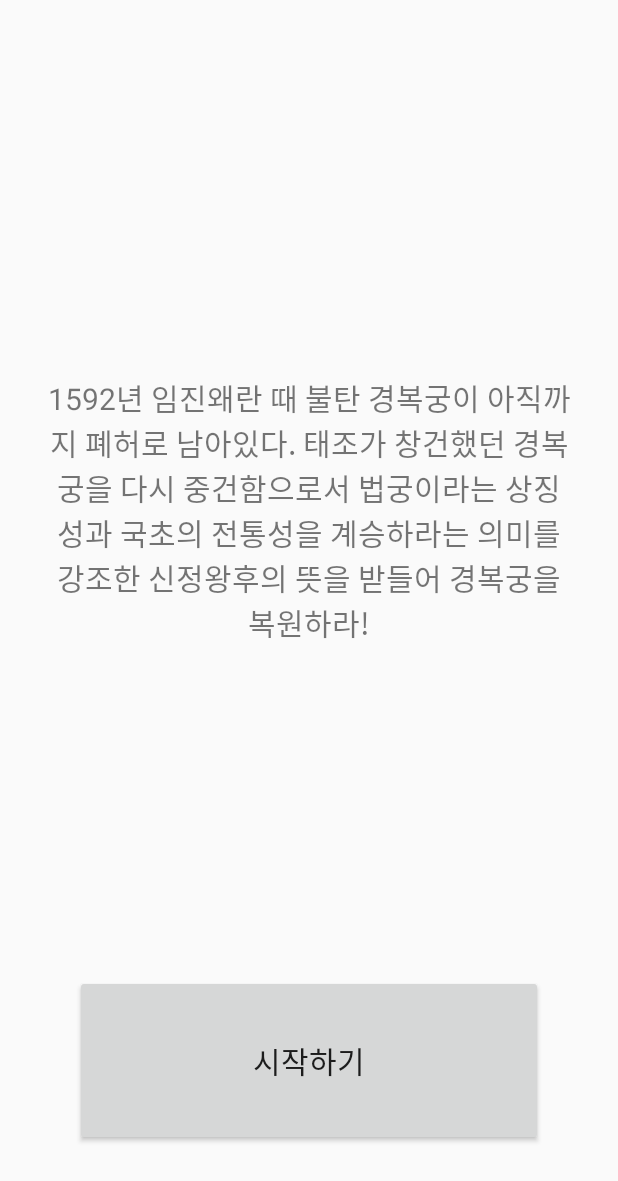
After one commit to DuFong/Gyeongbokgung, an Android app: the layout activity_prologue3.xml on its own in the app's theme, with its tools: preview values and no code run, on a phone screen of 412 x 824 dp. The commit adds this screen. Shown: the top 1181 px of the screen. Run offline under Robolectric (Android 15) with nearby library versions, the light colour scheme and no system bars.

Commit message:
[add] Prologue1+2+3

```diff
--- a/app/src/main/java/gyeongbokgung/kbsccoding/com/gyeongbokgung/LoginActivity.java
+++ b/app/src/main/java/gyeongbokgung/kbsccoding/com/gyeongbokgung/LoginActivity.java
@@ -303,7 +303,7 @@ public class LoginActivity extends AppCompatActivity {
 
     public void onLoginSuccess() {
         mLogin.setEnabled(true);
-        Intent intent = new Intent(getApplicationContext(), RankingActivity.class);
+        Intent intent = new Intent(getApplicationContext(), Prologue1Activity.class);
         Log.d(TAG,"~~~nowID"+nowPerson.getMember_id());
         String nid= nowPerson.getMember_id();
         Log.d(TAG,"~~~~nid:"+nid);
--- /dev/null
+++ b/app/src/main/res/layout/activity_prologue3.xml
@@ -0,0 +1,35 @@
+<?xml version="1.0" encoding="utf-8"?>
+<LinearLayout xmlns:android="http://schemas.android.com/apk/res/android"
+    xmlns:app="http://schemas.android.com/apk/res-auto"
+    xmlns:tools="http://schemas.android.com/tools"
+    android:layout_width="match_parent"
+    android:layout_height="match_parent"
+    tools:context=".Prologue3Activity"
+    android:layout_marginTop="30dp"
+    android:orientation="vertical">
+
+    <TextView
+        android:id="@+id/main_text3"
+        android:layout_width="wrap_content"
+        android:layout_height="wrap_content"
+        android:layout_marginTop="30dp"
+        android:layout_marginLeft="30dp"
+        android:layout_marginRight="30dp"
+        android:textSize="20dp"
+        android:gravity="center_vertical|center_horizontal"
+        android:text="1592년 임진왜란 때 불탄 경복궁이 아직까지 폐허로 남아있다. 태조가 창건했던 경복궁을 다시 중건함으로서 법궁이라는 상징성과 국초의 전통성을 계승하라는 의미를 강조한 신정왕후의 뜻을 받들어 경복궁을 복원하라!"
+        android:layout_weight="6" />
+
+    <Button
+        android:id="@+id/tutorial_start"
+        android:layout_width="match_parent"
+        android:layout_height="wrap_content"
+        android:layout_weight="1"
+        android:text="시작하기"
+        android:layout_marginBottom="60dp"
+        android:layout_marginTop="30dp"
+        android:layout_marginLeft="50dp"
+        android:layout_marginRight="50dp"
+        android:textSize="20sp"/>
+
+</LinearLayout>
```
Also changed, not shown: app/src/main/java/gyeongbokgung/kbsccoding/com/gyeongbokgung/Prologue1Activity.java (added, +42 -0 lines), app/src/main/java/gyeongbokgung/kbsccoding/com/gyeongbokgung/Prologue2Activity.java (added, +42 -0 lines), app/src/main/java/gyeongbokgung/kbsccoding/com/gyeongbokgung/Prologue3Activity.java (added, +32 -0 lines), app/src/main/res/anim/translate_up.xml (added, +12 -0 lines), app/src/main/res/layout/activity_prologue1.xml (added, +24 -0 lines), app/src/main/res/layout/activity_prologue2.xml (added, +27 -0 lines), app/src/main/res/drawable/fire.png (added), app/src/main/res/drawable/sin.png (added).
